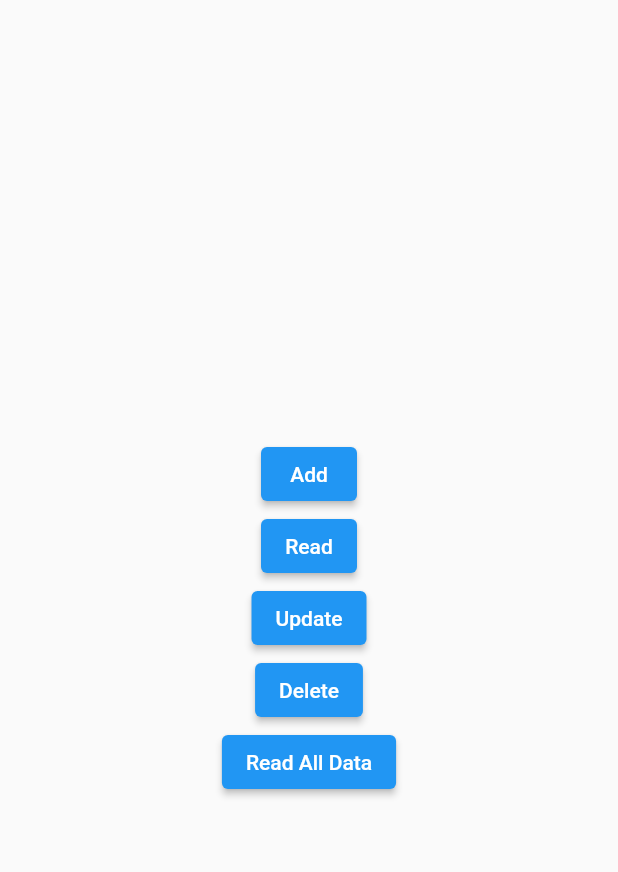
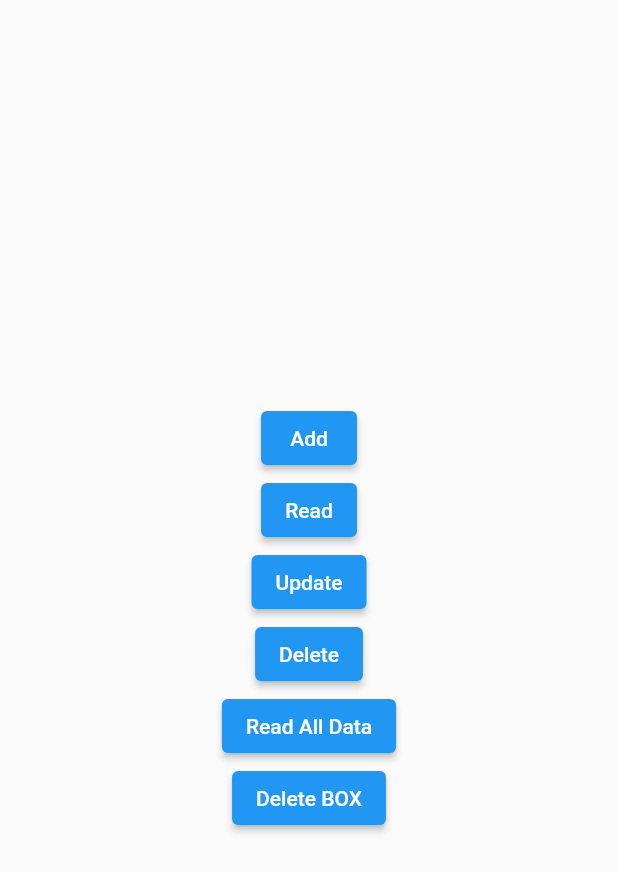
Before and after one commit to pawaraishwarya49/Hive-1, a Flutter app: the screen it shows after launch, on a phone screen of 412 x 824 dp. Shown: the top 872 px of the screen. Run offline on Flutter 3.47's test engine with Material 2 defaults, Android fonts, the phone set to English and light mode, and no system bars; our stand-ins replace hive, hive_flutter; accounts and stored records are empty.

Commit message:
Update main.dart

```diff
--- a/lib/main.dart
+++ b/lib/main.dart
@@ -77,9 +77,9 @@ class _HomePageState extends State<HomePage> {
             }, child: const Text("Read All Data")),
 
 
-            // ElevatedButton(onPressed: (){
-            //   Hive.box('database1').clear();
-            // }, child: const  Text("Delete BOX")),
+            ElevatedButton(onPressed: (){
+              Hive.box('database1').clear();
+            }, child: const  Text("Delete BOX")),
           ],
         ),
       ),
```
